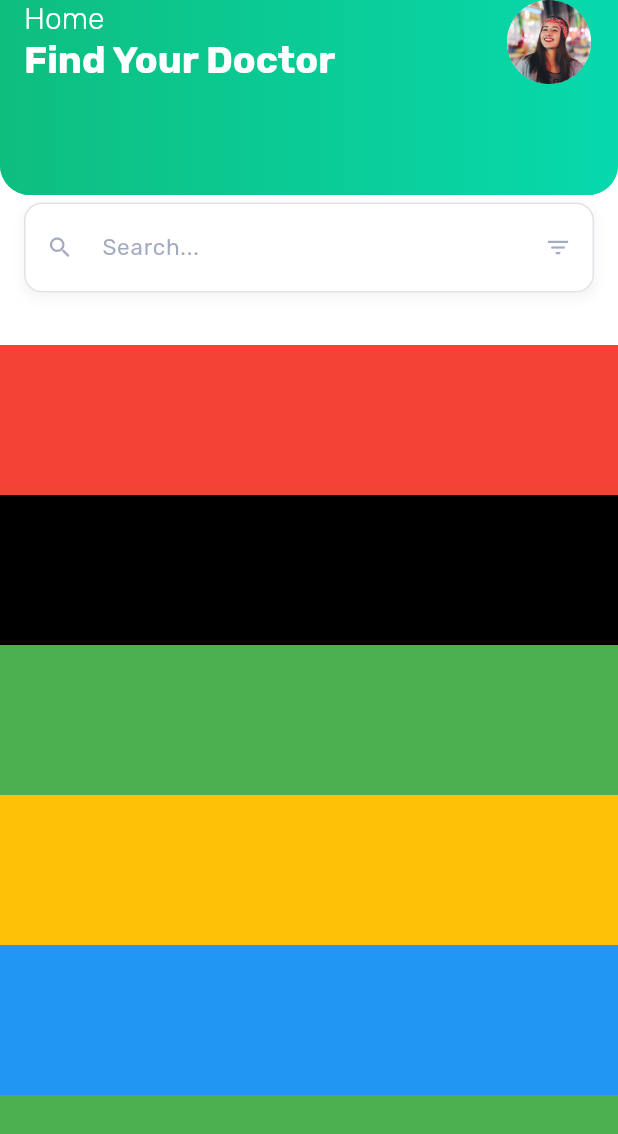
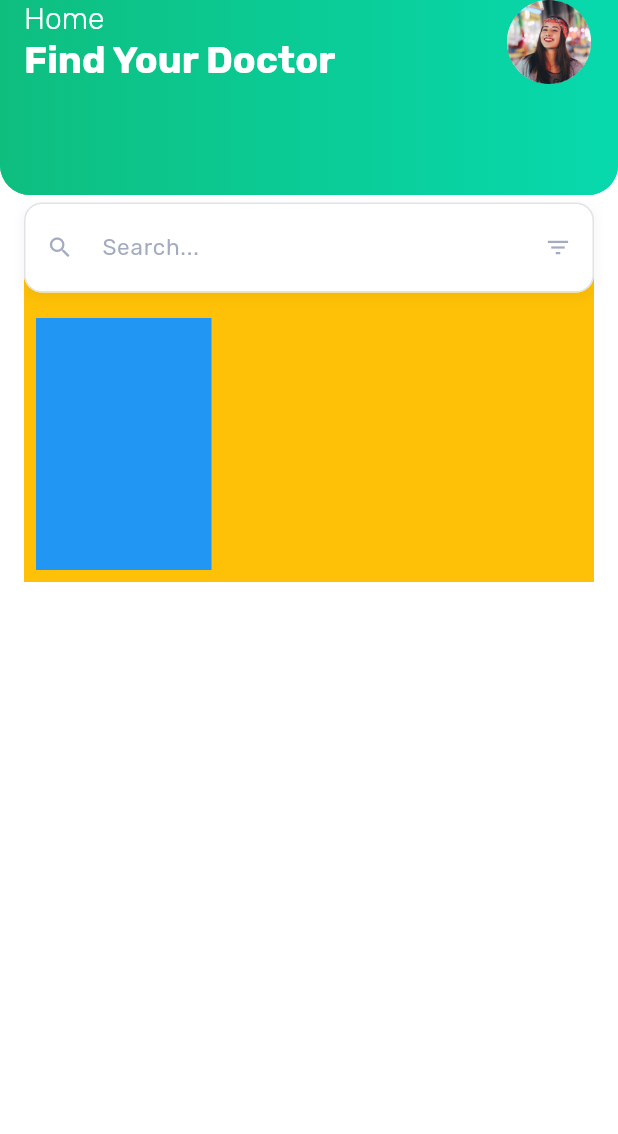
Before and after one commit to MedoAlshafei/doctor_hunt, a Flutter app: the HomeView screen opened directly, on a phone screen of 412 x 824 dp. Shown: the top 1134 px of the screen. Run offline on Flutter 3.47's test engine with Material 3 defaults, Android fonts, the phone set to English and light mode, and no system bars; our stand-ins replace google_fonts.

```diff
--- a/lib/core/constants/app_image.dart
+++ b/lib/core/constants/app_image.dart
@@ -1,6 +1,9 @@
 class AppImage {
   //
   static String profileImage = "assets/prison_picture/profile_image.png";
+  //
+  //  Streaming Container image
+  static String playLiveDoctors = "assets/live_doctors/play_live_doctors.png";
   //
   static String splashViewImage = "assets/splash_view/splash_view.png";
   static String onBoardingImageOne = "assets/onboarding/onboarding_1.png";
--- a/lib/core/constants/app_text.dart
+++ b/lib/core/constants/app_text.dart
@@ -1,5 +1,6 @@
 class AppText {
   static const String appTitle = "Doctor Hunt";
+  // Auth
   static const String login = "Login";
   static const String logout = "Logout";
   static const String register = "Register";
@@ -8,6 +9,8 @@ class AppText {
   static const String confirmPassword = "Confirm Password";
   static const String fullName = "Full Name";
   static const String phoneNumber = "Phone Number";
+
+  // Views
   static const String home = "Home";
   static const String search = "Search";
   static const String notifications = "Notifications";
@@ -15,8 +18,12 @@ class AppText {
   static const String help = "Help";
   static const String about = "About";
   static const String profile = "Profile";
+  //*******//
   static const String skip = "Skip";
   static const String next = "Next";
+
+  // App Text
+  static const String liveDoctors = "Live Doctors";
   static const String getStarted = "Get Started";
   static const String findYourDoctor = "Find Your Doctor";
   static const String onBoardingOnetitle = "Find Trusted Doctors";
--- a/lib/features/home/presentation/home_view.dart
+++ b/lib/features/home/presentation/home_view.dart
@@ -1,7 +1,5 @@
-import 'package:doctor_hunt/core/constants/app_text.dart';
 import 'package:doctor_hunt/features/home/presentation/widgets/custom_app_bar.dart';
-import 'package:doctor_hunt/features/home/presentation/widgets/home_app_bar_builder.dart';
-import 'package:doctor_hunt/features/shared/custom_text_field.dart';
+import 'package:doctor_hunt/features/home/presentation/widgets/live_doctor_builder.dart';
 import 'package:flutter/material.dart';
 
 class HomeView extends StatefulWidget {
@@ -21,28 +19,7 @@ class _HomeViewState extends State<HomeView> {
         physics: ClampingScrollPhysics(),
         slivers: [
           CustomAppBer(),
-          SliverToBoxAdapter(
-            child: Container(height: 100, color: Colors.white),
-          ),
-          SliverToBoxAdapter(child: Container(height: 100, color: Colors.red)),
-          SliverToBoxAdapter(
-            child: Container(height: 100, color: Colors.black),
-          ),
-          SliverToBoxAdapter(
-            child: Container(height: 100, color: Colors.green),
-          ),
-          SliverToBoxAdapter(
-            child: Container(height: 100, color: Colors.amber),
-          ),
-          SliverToBoxAdapter(child: Container(height: 100, color: Colors.blue)),
-          SliverToBoxAdapter(
-            child: Container(height: 100, color: Colors.green),
-          ),
-          SliverToBoxAdapter(child: Container(height: 100, color: Colors.blue)),
-          SliverToBoxAdapter(child: Container(height: 100, color: Colors.blue)),
-          SliverToBoxAdapter(child: Container(height: 100, color: Colors.blue)),
-          SliverToBoxAdapter(child: Container(height: 100, color: Colors.blue)),
-          SliverToBoxAdapter(child: Container(height: 100, color: Colors.blue)),
+          SliverToBoxAdapter(child: LiveDoctorBuilder()),
         ],
       ),
     );
--- /dev/null
+++ b/lib/features/home/presentation/widgets/live_doctor_builder.dart
@@ -0,0 +1,32 @@
+import 'package:doctor_hunt/core/constants/app_text.dart';
+import 'package:flutter/material.dart';
+import 'package:google_fonts/google_fonts.dart';
+
+class LiveDoctorBuilder extends StatelessWidget {
+  const LiveDoctorBuilder({super.key});
+
+  @override
+  Widget build(BuildContext context) {
+    return Container(
+      margin: EdgeInsets.symmetric(horizontal: 16, vertical: 32),
+      padding: EdgeInsets.all(8),
+      color: Colors.amber,
+      child: Column(
+        crossAxisAlignment: CrossAxisAlignment.start,
+        mainAxisAlignment: MainAxisAlignment.start,
+        children: [
+          Text(
+            AppText.liveDoctors,
+            style: GoogleFonts.rubik(fontSize: 18, fontWeight: FontWeight.w500),
+          ),
+          SizedBox(height: 16),
+          Row(
+            crossAxisAlignment: CrossAxisAlignment.start,
+            mainAxisAlignment: MainAxisAlignment.spaceBetween,
+            children: [Container(height: 168, width: 117, color: Colors.blue)],
+          ),
+        ],
+      ),
+    );
+  }
+}
--- a/pubspec.yaml
+++ b/pubspec.yaml
@@ -24,6 +24,7 @@ flutter:
 
   assets:
     - assets/
+    - assets/live_doctors/
     - assets/prison_picture/
     - assets/splash_view/
     - assets/onboarding/
```
Also changed, not shown: lib/features/live_stream/model/live_stream_model.dart (added, +16 -0 lines), lib/features/live_stream/presentation/live_stream_builder.dart (added, +19 -0 lines), lib/features/onboarding/model/onboarding_model.dart (added, +32 -0 lines), lib/features/onboarding/presentation/onboarding_view.dart (+26 -46 lines), lib/main.dart (+5 -5 lines), lib/root.dart (+11 -0 lines), assets/live_doctors/doctor_one.png (added), assets/live_doctors/doctor_three.png (added), assets/live_doctors/doctor_two.png (added), lib/features/onboarding/presentation/custom_page_view_builder.dart (renamed from lib/features/onboarding/model/custom_page_view_builder.dart).
